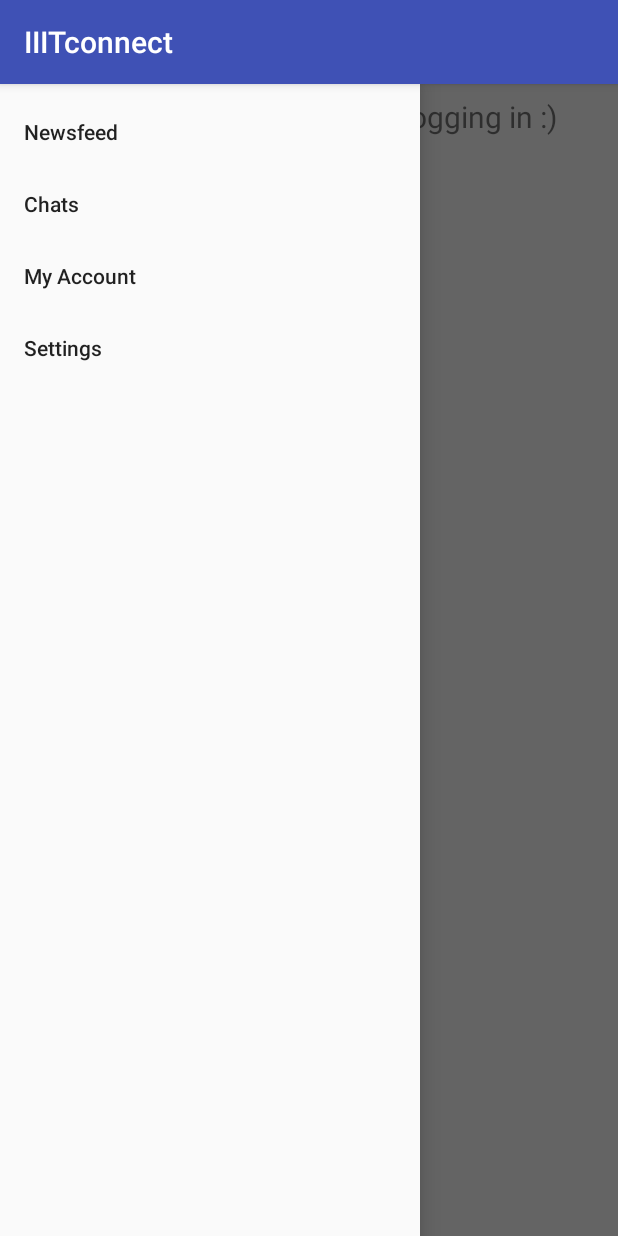
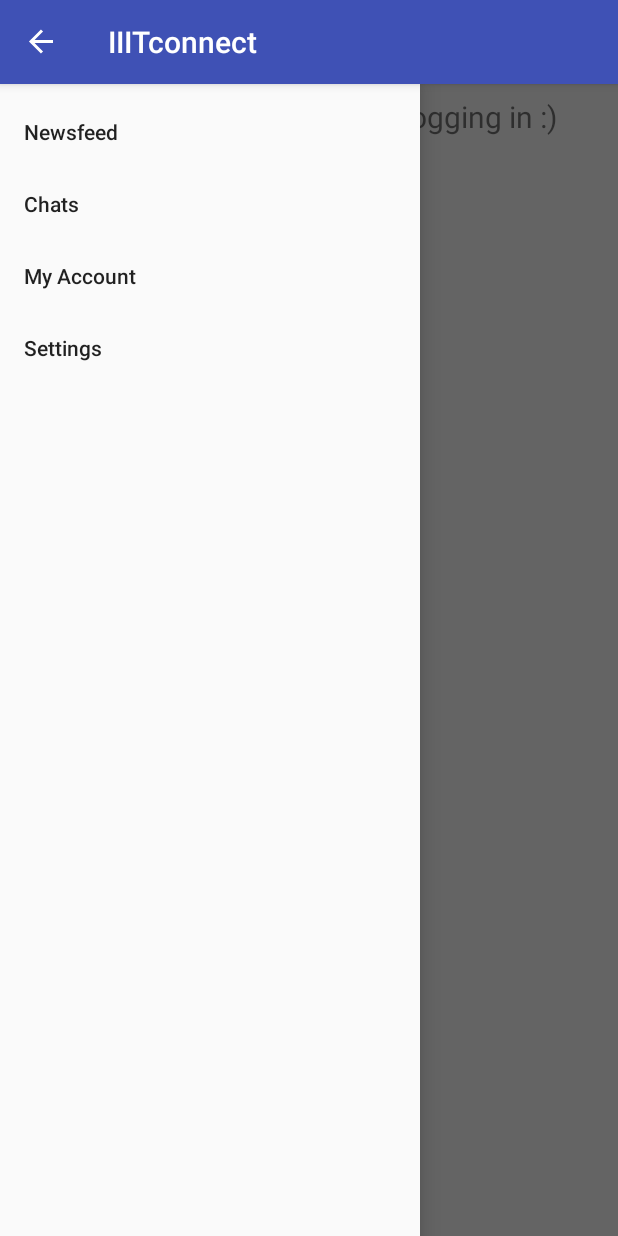
Before and after one commit to casualmill/IIITconnect, an Android app: the screen it shows after launch once a user with an empty profile is signed in (SignedInActivity), in the side drawer, after a tap on "Chats", on a phone screen of 412 x 824 dp. Run offline under Robolectric (Android 15) with nearby library versions, the phone set to English and light mode, and no system bars; our stand-ins replace Firebase (no records; nobody signed in at launch, a user with empty details on screens opened directly).

```diff
--- a/app/src/main/java/com/casualmill/iiitconnect/activities/SignedInActivity.java
+++ b/app/src/main/java/com/casualmill/iiitconnect/activities/SignedInActivity.java
@@ -2,8 +2,11 @@ package com.casualmill.iiitconnect.activities;
 
 import android.content.Intent;
 import android.support.annotation.NonNull;
+import android.support.v4.widget.DrawerLayout;
+import android.support.v7.app.ActionBarDrawerToggle;
 import android.support.v7.app.AppCompatActivity;
 import android.os.Bundle;
+import android.view.MenuItem;
 import android.view.View;
 import android.widget.Button;
 
@@ -16,6 +19,9 @@ public class SignedInActivity extends AppCompatActivity {
     FirebaseAuth mAuth;
     FirebaseAuth.AuthStateListener mAuthListener;
 
+    private DrawerLayout mDrawerLayout;
+    private ActionBarDrawerToggle mToggle;
+
     @Override
     protected void onStart() {
         super.onStart();
@@ -27,6 +33,16 @@ public class SignedInActivity extends AppCompatActivity {
         super.onCreate(savedInstanceState);
         setContentView(R.layout.activity_signed_in);
 
+        //navigation button variables initialization
+        mDrawerLayout = findViewById(R.id.navigation_drawer_layout);
+        mToggle = new ActionBarDrawerToggle(SignedInActivity.this, mDrawerLayout,R.string.open,R.string.close);
+
+        mDrawerLayout.addDrawerListener(mToggle);
+        mToggle.syncState();
+
+        getSupportActionBar().setDisplayHomeAsUpEnabled(true);
+
+        //firebase stuff
         button = findViewById(R.id.google_log_out);
         mAuth = FirebaseAuth.getInstance();
 
@@ -45,4 +61,14 @@ public class SignedInActivity extends AppCompatActivity {
             }
         });
     }
+
+    @Override
+    public boolean onOptionsItemSelected(MenuItem item) {
+
+        if (mToggle.onOptionsItemSelected(item)) {
+
+            return true;
+        }
+        return super.onOptionsItemSelected(item);
+    }
 }
--- a/app/src/main/res/layout/activity_signed_in.xml
+++ b/app/src/main/res/layout/activity_signed_in.xml
@@ -4,7 +4,8 @@
     android:layout_width="match_parent"
     android:layout_height="match_parent"
     xmlns:app="http://schemas.android.com/apk/res-auto"
-    tools:context="com.casualmill.iiitconnect.activities.SignedInActivity">
+    tools:context="com.casualmill.iiitconnect.activities.SignedInActivity"
+    android:id="@+id/navigation_drawer_layout">
 
     <RelativeLayout
         android:layout_width="match_parent"
--- a/app/src/main/res/values/strings.xml
+++ b/app/src/main/res/values/strings.xml
@@ -1,3 +1,5 @@
 <resources>
     <string name="app_name">IIITconnect</string>
+    <string name="open">Open</string>
+    <string name="close">Close</string>
 </resources>
```
